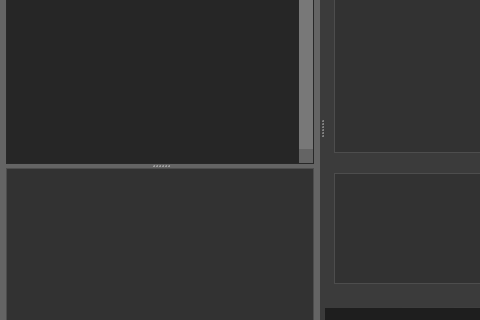
Qt form src/mainwindow.ui (noedigcode/konfyt) before a commit; both pictures show x 0 to 480 and y 247 to 567 of the 1148 by 716 pixel window.
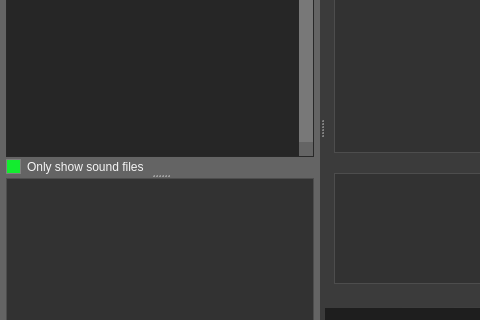
The same form after that commit. The open tabs and pages were chosen to show the change. Icons and pictures are not drawn.

Commit message: Added "only show sound files" checkbox to filesystem view.

What changed in the file:
```diff
--- a/src/mainwindow.ui
+++ b/src/mainwindow.ui
@@ -1486,6 +1486,16 @@
                    </column>
                   </widget>
                  </item>
+                 <item row="2" column="0">
+                  <widget class="QCheckBox" name="checkBox_filesystem_ShowOnlySounds">
+                   <property name="text">
+                    <string>Only show sound files</string>
+                   </property>
+                   <property name="checked">
+                    <bool>true</bool>
+                   </property>
+                  </widget>
+                 </item>
                 </layout>
                </widget>
               </widget>
```
Left out of the diff: 2 changed lines with no effect on the pictures. The commit also changes 2 other files.
